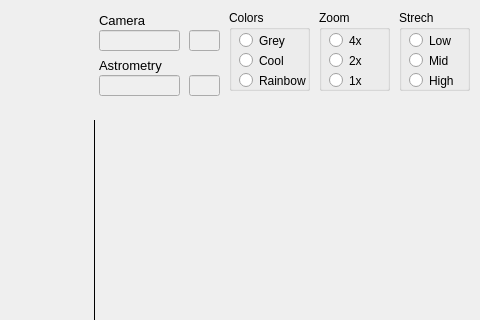
Above: mountwizzard/gui/image_window_ui.ui from sayitfast/MountWizzard3 before the change; both pictures show x 311 to 791 and y 0 to 320 of the 791 by 641 pixel window. Below: the same form after it.
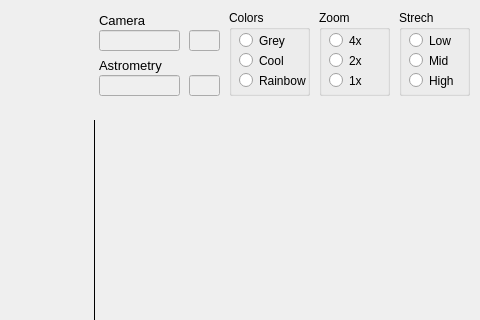
That is the form after the change.

Diff of the .ui file:
```diff
--- a/mountwizzard/gui/image_window_ui.ui
+++ b/mountwizzard/gui/image_window_ui.ui
@@ -74,7 +74,7 @@
      <x>710</x>
      <y>10</y>
      <width>71</width>
-     <height>81</height>
+     <height>86</height>
     </rect>
    </property>
    <property name="title">
@@ -126,7 +126,7 @@
      <x>630</x>
      <y>10</y>
      <width>71</width>
-     <height>81</height>
+     <height>86</height>
     </rect>
    </property>
    <property name="title">
@@ -199,7 +199,7 @@
      <x>540</x>
      <y>10</y>
      <width>81</width>
-     <height>81</height>
+     <height>86</height>
     </rect>
    </property>
    <property name="title">
```
Left out of the diff: 3 changed lines with no effect on the pictures.
